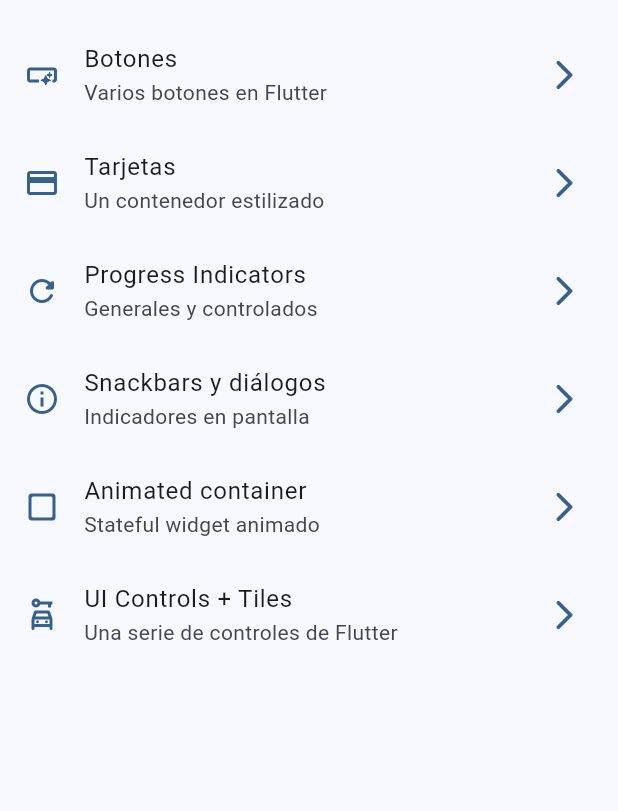
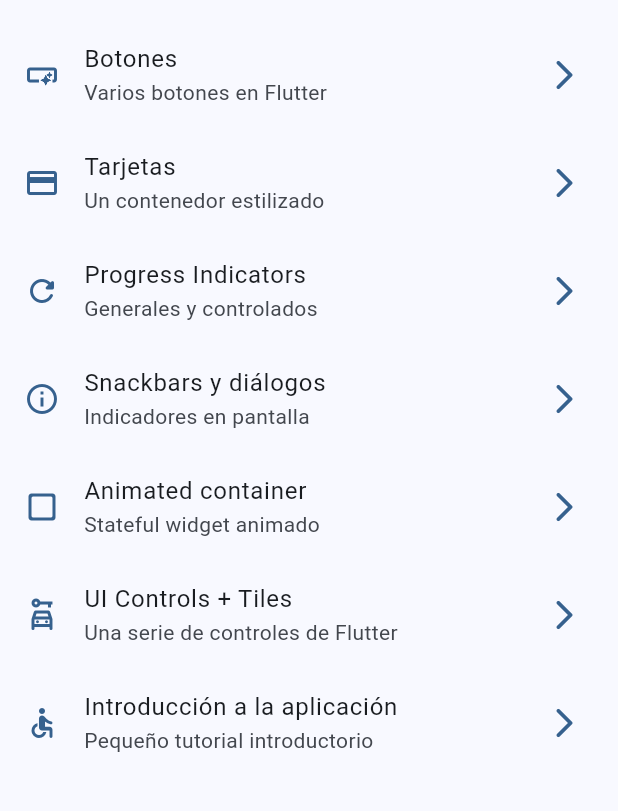
Before and after one commit to MarioCobian09/flutter_material3, a Flutter app: the screen it shows after launch, on a phone screen of 412 x 824 dp, the part 63-874 px from its top. Run offline on Flutter 3.47's test engine with Material 3 defaults, Android fonts, the phone set to English and light mode, and no system bars; our stand-ins replace go_router.

Commit message:
Tutorial link added

```diff
--- a/lib/config/menu/menu_items.dart
+++ b/lib/config/menu/menu_items.dart
@@ -46,5 +46,11 @@ const appMenuItems = <MenuItem>[
     subTitle: 'Una serie de controles de Flutter',
     link: '/ui-controls',
     icon: Icons.car_rental_outlined
+  ),
+  MenuItem(
+    title: 'Introducción a la aplicación',
+    subTitle: 'Pequeño tutorial introductorio',
+    link: '/tutorial',
+    icon: Icons.accessible_rounded
   )
 ];
--- a/lib/config/router/app_router.dart
+++ b/lib/config/router/app_router.dart
@@ -39,6 +39,11 @@ final appRouter = GoRouter(
       path: '/ui-controls',
       name: UiControlsScreen.name,
       builder: (context, state) => UiControlsScreen(),
+    ),
+    GoRoute(
+      path: '/tutorial',
+      name: AppTutorialScreen.name,
+      builder: (context, state) => AppTutorialScreen(),
     )
   ],
 );
```
